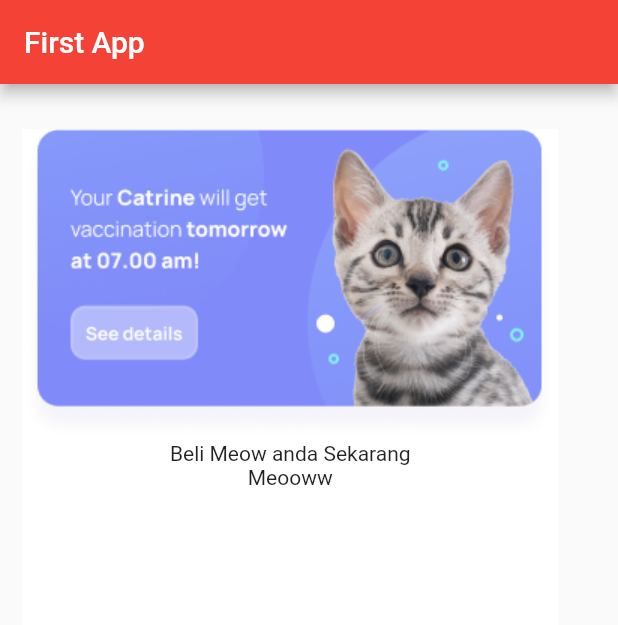
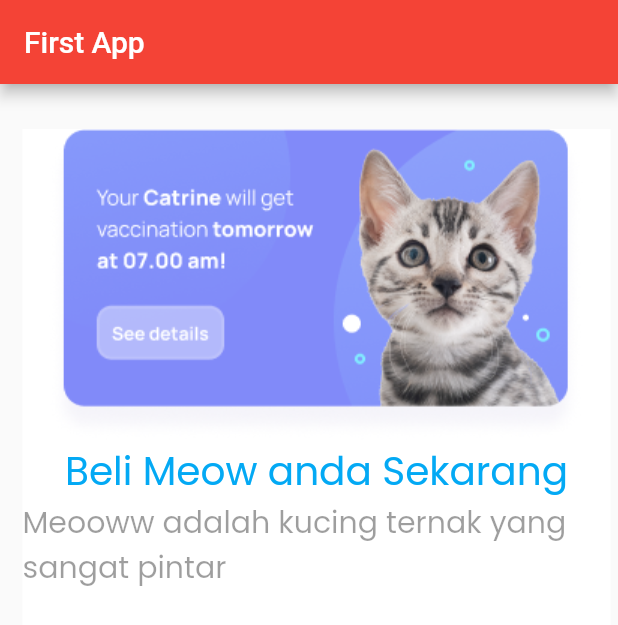
Before and after one commit to arifin1301/learn-flutter, a Flutter app: the screen it shows after launch, on a phone screen of 412 x 824 dp. Shown: the top 625 px of the screen. Run offline on Flutter 3.47's test engine with Material 2 defaults, Android fonts, the phone set to English and light mode, and no system bars.

Commit message:
TextStyle Widget

```diff
--- /dev/null
+++ b/lib/font_style.dart
@@ -0,0 +1,13 @@
+import 'package:flutter/material.dart';
+
+TextStyle mainHeader = TextStyle(
+  fontSize: 26,
+  fontFamily: 'Poppins',
+  color: Colors.lightBlue,
+);
+
+TextStyle subHeader = TextStyle(
+  fontSize: 20,
+  fontFamily: 'Poppins',
+  color: Colors.black38,
+);
--- a/lib/main.dart
+++ b/lib/main.dart
@@ -1,4 +1,5 @@
 import 'package:flutter/material.dart';
+import 'font_style.dart';
 
 void main() {
   runApp(const MyApp());
@@ -29,8 +30,14 @@ class MyApp extends StatelessWidget {
             child: Column(
               children: <Widget>[
                 Image(image: AssetImage("assets/images/pets.png")),
-                Text("Beli Meow anda Sekarang"),
-                Text("Meooww"),
+                Text(
+                  "Beli Meow anda Sekarang",
+                  style: mainHeader,
+                ),
+                Text(
+                  "Meooww adalah kucing ternak yang sangat pintar",
+                  style: subHeader,
+                ),
               ],
             ),
           )),
```
